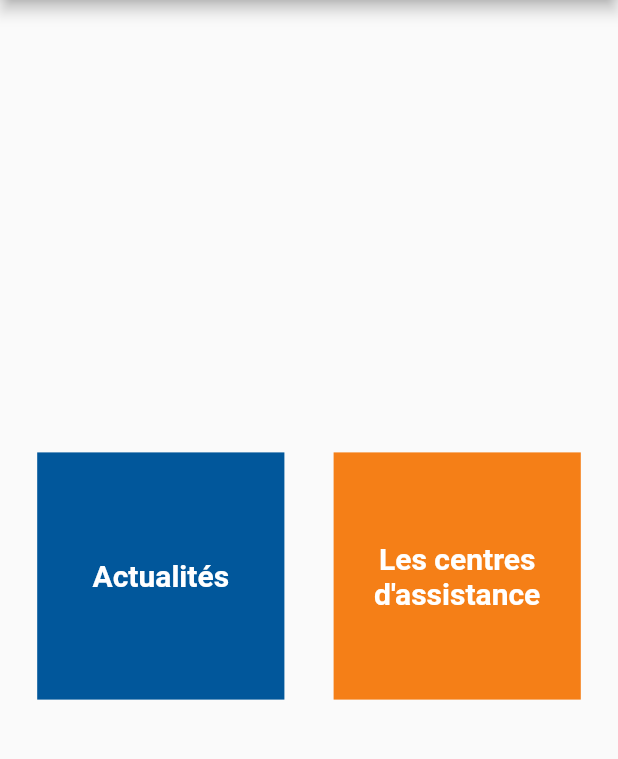
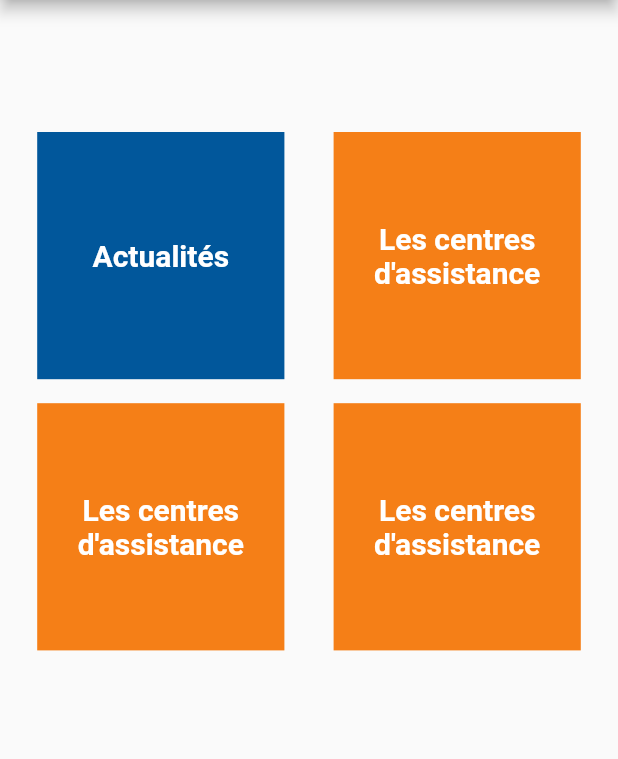
Before and after one commit to miguelm38941/mwinda_app, a Flutter app: the screen it shows after launch, on a phone screen of 412 x 824 dp, the part 84-843 px from its top. Run offline on Flutter 3.47's test engine with Material 2 defaults, Android fonts, the phone set to English and light mode, and no system bars; our stand-ins replace flutter_html, flutter_map, fluttertoast, latlong.

Commit message:
Added 2 more button on Index screen

```diff
--- a/lib/app_screens/app_index.dart
+++ b/lib/app_screens/app_index.dart
@@ -11,14 +11,27 @@ class AppIndex extends StatelessWidget {
       child: Center(
           child: Container(
             width: MediaQuery.of(context).size.width,
-            child: Row(
+            child: ListView(
+              padding: const EdgeInsets.only(top: 80.0),
+              children: <Widget>[
+                Row(
                   mainAxisSize: MainAxisSize.max,
                   mainAxisAlignment: MainAxisAlignment.spaceEvenly,
                   children: [
                     buidPostsGestureDetector(context),
+                    buidDirectoryGestureDetector(context),
+                  ],
+                ),
+                Row(
+                  mainAxisSize: MainAxisSize.max,
+                  mainAxisAlignment: MainAxisAlignment.spaceEvenly,
+                  children: [
+                    buidQuizzGestureDetector(context),
                     buidDirectoryGestureDetector(context)
                   ],
                 ),
+              ],
+            )
           ),
       ),
     );
@@ -45,6 +58,21 @@ class AppIndex extends StatelessWidget {
   }
 
   GestureDetector buidDirectoryGestureDetector (BuildContext context) {
+    return GestureDetector (
+      // When the child is tapped, show a snackbar.
+      onTap: () {
+        Navigator.push(
+          context,
+          MaterialPageRoute(
+            builder: (context) => ProvincesList(),
+          ),
+        );
+      },
+      child: buidContainerDirectoryLink(context),
+    );
+  }
+
+  GestureDetector buidQuizzGestureDetector (BuildContext context) {
     return GestureDetector (
       // When the child is tapped, show a snackbar.
       onTap: () {
--- a/lib/app_screens/directory/zone.dart
+++ /dev/null
@@ -1,4 +0,0 @@
-class Zone {
-  String id, title;
-  Zone(this.id, this.title);
-}
--- /dev/null
+++ b/lib/app_screens/directory/zonesante.dart
@@ -0,0 +1,4 @@
+class ZoneSante {
+  String id, title;
+  ZoneSante(this.id, this.title);
+}
--- a/pubspec.yaml
+++ b/pubspec.yaml
@@ -27,6 +27,7 @@ dependencies:
   flutter_html: ^0.8.2
   fluttertoast: ^3.1.0
   flutter_map: 0.7.2
+  url_launcher: ^4.0.3
 
 dev_dependencies:
   flutter_test:
```
Also changed, not shown: lib/app_screens/directory/centre_list.dart (+32 -4 lines), lib/app_screens/directory/zones_list.dart (+5 -8 lines), lib/app_screens/posts/post_detail.dart (+15 -0 lines), pubspec.lock. Lines whose indentation alone changed are shown as unchanged.
